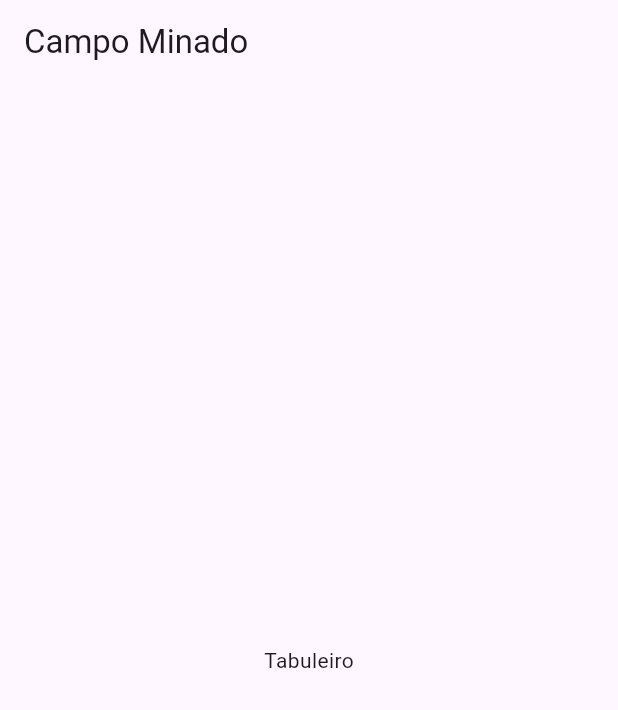
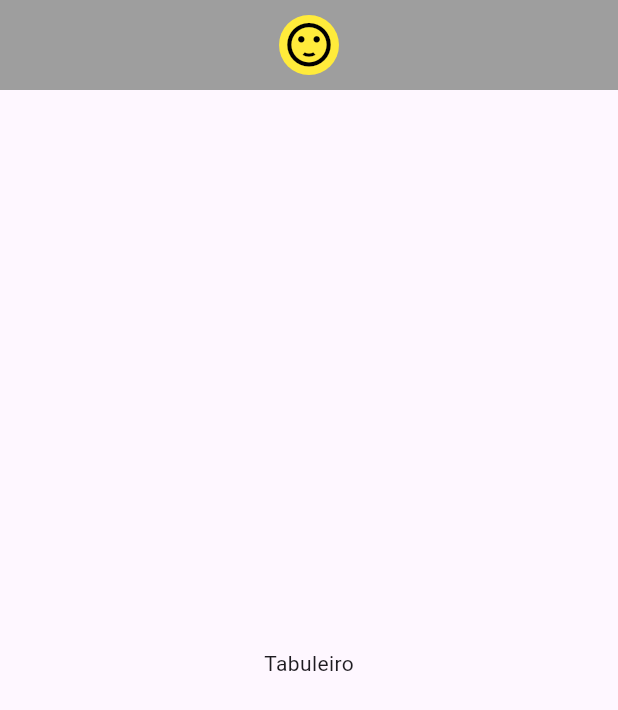
Before and after one commit to maitabom/minesweeper, a Flutter app: the screen it shows after launch, on a phone screen of 412 x 824 dp. Shown: the top 710 px of the screen. Run offline on Flutter 3.47's test engine with Material 3 defaults, Android fonts, the phone set to English and light mode, and no system bars.

Commit message:
Adiciona o widget ResultadoWidget como appBar na página CampoMinadoPage

```diff
--- /dev/null
+++ b/lib/components/resultado_widget.dart
@@ -0,0 +1,51 @@
+import 'package:flutter/material.dart';
+
+class ResultadoWidget extends StatelessWidget implements PreferredSizeWidget {
+  final bool? venceu;
+  final VoidCallback? onReiniciar;
+
+  const ResultadoWidget({this.venceu, this.onReiniciar, super.key});
+
+  @override
+  Size get preferredSize => Size.fromHeight(120);
+
+  Color? _getCor() {
+    if (venceu == null) {
+      return Colors.yellow;
+    } else if (venceu == true) {
+      return Colors.green[300];
+    } else {
+      return Colors.red[300];
+    }
+  }
+
+  IconData _getIcon() {
+    if (venceu == null) {
+      return Icons.sentiment_satisfied;
+    } else if (venceu == true) {
+      return Icons.sentiment_very_satisfied;
+    } else {
+      return Icons.sentiment_dissatisfied;
+    }
+  }
+
+  @override
+  Widget build(BuildContext context) {
+    return Container(
+      color: Colors.grey,
+      child: SafeArea(
+        child: Container(
+          padding: EdgeInsets.all(10),
+          child: CircleAvatar(
+            backgroundColor: _getCor(),
+            child: IconButton(
+              padding: EdgeInsets.all(0),
+              onPressed: onReiniciar,
+              icon: Icon(_getIcon(), color: Colors.black, size: 35),
+            ),
+          ),
+        ),
+      ),
+    );
+  }
+}
--- a/lib/pages/campo_minado.dart
+++ b/lib/pages/campo_minado.dart
@@ -1,4 +1,5 @@
 import 'package:flutter/material.dart';
+import 'package:minesweeper/components/resultado_widget.dart';
 
 class CampoMinadoPage extends StatelessWidget {
   const CampoMinadoPage({super.key});
@@ -7,7 +8,7 @@ class CampoMinadoPage extends StatelessWidget {
   Widget build(BuildContext context) {
     return MaterialApp(
       home: Scaffold(
-        appBar: AppBar(title: Text('Campo Minado')),
+        appBar: ResultadoWidget(),
         body: Center(child: Text('Tabuleiro')),
       ),
     );
```
